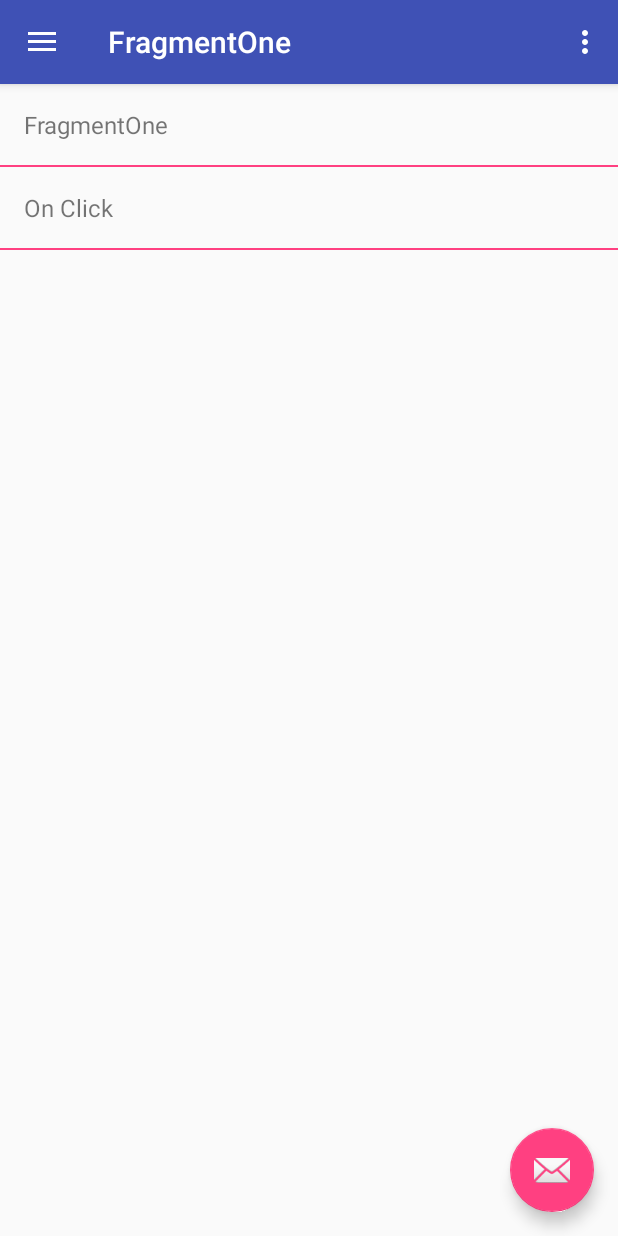
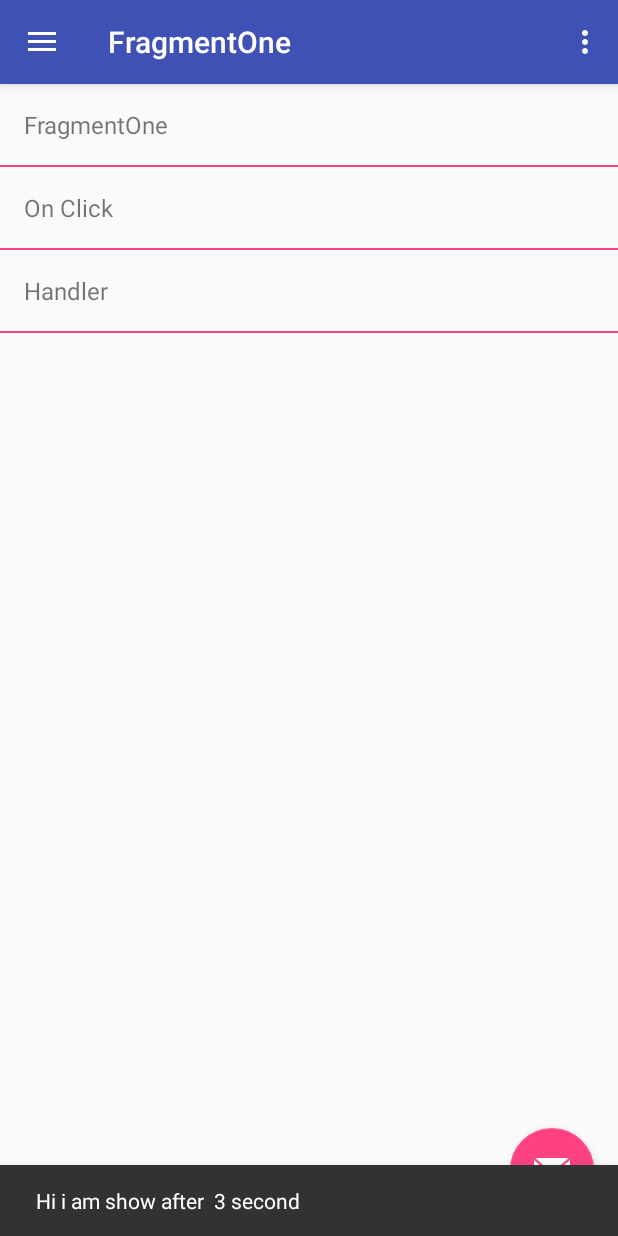
Before and after one commit to Dedy54/AndroidStudioProject, an Android app: the screen it shows after launch (MainActivity), in the side drawer, after a tap on "Fragment Two", on a phone screen of 412 x 824 dp. Run offline under Robolectric (Android 15) with nearby library versions, the phone set to English and light mode, and no system bars.

Commit message:
Implement handler function on the android.

```diff
--- a/app/src/main/java/com/blogspot/dedyyuristiawan/androidstudioproject/FragmentOne.java
+++ b/app/src/main/java/com/blogspot/dedyyuristiawan/androidstudioproject/FragmentOne.java
@@ -1,6 +1,7 @@
 package com.blogspot.dedyyuristiawan.androidstudioproject;
 
 import android.os.Bundle;
+import android.os.Handler;
 import android.support.design.widget.Snackbar;
 import android.support.v4.app.Fragment;
 import android.view.LayoutInflater;
@@ -13,7 +14,7 @@ import android.widget.TextView;
  */
 public class FragmentOne extends Fragment {
 
-    private TextView tvOne, tvOnClick = null;
+    private TextView tvOne, tvOnClick, tvHandler = null;
 
     @Override
     public View onCreateView(LayoutInflater inflater, ViewGroup container,
@@ -28,8 +29,11 @@ public class FragmentOne extends Fragment {
 
     //function to implement onClick function android.
     private void onClick(View view){
+
         tvOne = (TextView) view.findViewById(R.id.tvOne);
         tvOnClick = (TextView) view.findViewById(R.id.tvOnClick);
+        tvHandler = (TextView) view.findViewById(R.id.tvHandler);
+
         tvOne.setOnClickListener(new View.OnClickListener() {
             @Override
             public void onClick(View v) {
@@ -37,6 +41,7 @@ public class FragmentOne extends Fragment {
                         .setAction("Action", null).show();
             }
         });
+
         tvOnClick.setOnClickListener(new View.OnClickListener() {
             @Override
             public void onClick(View v) {
@@ -44,5 +49,26 @@ public class FragmentOne extends Fragment {
                         .setAction("Action", null).show();
             }
         });
+
+        tvHandler.setOnClickListener(new View.OnClickListener() {
+            @Override
+            public void onClick(View v) {
+                handlerFunction(v);
+            }
+        });
+    }
+
+    //function handler, it will be show snackbar after 3 second.
+    // 3000 it mean, 3000 millisecond = 3 second.
+    private void handlerFunction(final View v){
+        final Handler handler = new Handler();
+        handler.postDelayed(new Runnable() {
+            @Override
+            public void run() {
+                Snackbar.make(v, "Hi i am show after  3 second",
+                        Snackbar.LENGTH_LONG)
+                        .setAction("Action", null).show();
+            }
+        }, 3000);
     }
 }
--- a/app/src/main/res/layout/fragment_one.xml
+++ b/app/src/main/res/layout/fragment_one.xml
@@ -39,4 +39,22 @@
         android:layout_marginTop="@dimen/activity_horizontal_margin"
         android:layout_below="@+id/tvOnClick"/>
 
+    <TextView
+        android:id="@+id/tvHandler"
+        android:layout_width="wrap_content"
+        android:layout_height="wrap_content"
+        android:textSize="16dp"
+        android:layout_below="@+id/vTwo"
+        android:layout_marginTop="@dimen/activity_vertical_margin"
+        android:layout_marginLeft="@dimen/activity_horizontal_margin"
+        android:text="@string/handler"/>
+
+    <View
+        android:id="@+id/vThree"
+        android:layout_width="match_parent"
+        android:layout_height="1dp"
+        android:background="@color/colorAccent"
+        android:layout_marginTop="@dimen/activity_horizontal_margin"
+        android:layout_below="@+id/tvHandler"/>
+
 </RelativeLayout>
--- a/app/src/main/res/values/strings.xml
+++ b/app/src/main/res/values/strings.xml
@@ -8,4 +8,5 @@
 
     <string name="fragmentOne">FragmentOne</string>
     <string name="onClick">On Click</string>
+    <string name="handler">Handler</string>
 </resources>
```
